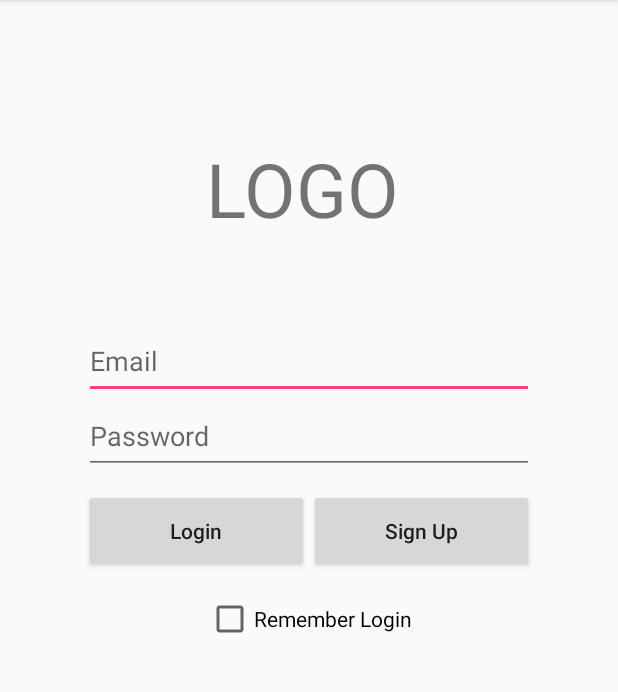
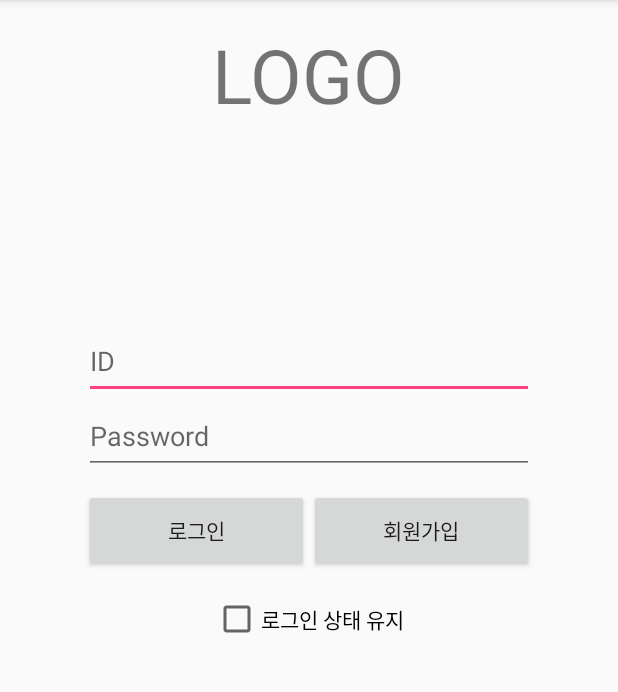
Before and after one commit to sungjunyoung/photoME, an Android app: the screen it shows after launch (LoginActivity), on a phone screen of 412 x 824 dp, the part 84-776 px from its top. Run offline under Robolectric (Android 15) with nearby library versions, the phone set to English and light mode, and no system bars.

Commit message:
로그인, 회원가입 등 버튼 한글로 바꾸고//로그인정보를 공백으로 바꿈

```diff
--- a/app/src/main/java/com/teamtoriden/photome/Activity/LoginActivity.java
+++ b/app/src/main/java/com/teamtoriden/photome/Activity/LoginActivity.java
@@ -22,8 +22,8 @@ public class LoginActivity extends AppCompatActivity {
         super.onCreate(savedInstanceState);
         setContentView(R.layout.activity_login);
 
-        myId = "z";
-        myPassword = "z";
+        myId = "";
+        myPassword = "";
 
         idText = (EditText) findViewById(R.id.idInput);
         pwText = (EditText) findViewById(R.id.pwInput);
@@ -38,7 +38,7 @@ public class LoginActivity extends AppCompatActivity {
 
         if (idText.getText().toString().equals(id) && pwText.getText().toString().equals(pw)) {
             return true;
-        } else {
+        }else{
             return false;
         }
     }
--- a/app/src/main/res/layout/activity_login.xml
+++ b/app/src/main/res/layout/activity_login.xml
@@ -14,17 +14,14 @@
         android:layout_height="wrap_content"
         android:text="LOGO"
         android:textSize="50sp"
-        android:layout_alignParentTop="true"
-        android:layout_alignLeft="@+id/checkBox"
-        android:layout_alignStart="@+id/checkBox"
-        android:layout_marginTop="76dp" />
+        android:layout_centerHorizontal="true" />
 
     <EditText
         android:layout_width="300dp"
         android:layout_height="50dp"
         android:id="@+id/idInput"
         android:layout_centerHorizontal="true"
-        android:hint="Email"
+        android:hint="ID"
         android:layout_marginTop="200dp"/>
 
     <EditText
@@ -38,7 +35,7 @@
     <Button
         android:layout_width="150dp"
         android:layout_height="55dp"
-        android:text="Login"
+        android:text="로그인"
         android:id="@+id/loginButton"
         android:textAllCaps="false"
         android:onClick="LoginClicked"
@@ -50,7 +47,7 @@
     <Button
         android:layout_width="150dp"
         android:layout_height="55dp"
-        android:text="Sign Up"
+        android:text="회원가입"
         android:id="@+id/signupButton"
         android:onClick="SignupClicked"
         android:textAllCaps="false"
@@ -61,7 +58,7 @@
     <CheckBox
         android:layout_width="wrap_content"
         android:layout_height="wrap_content"
-        android:text="Remember Login"
+        android:text="로그인 상태 유지"
         android:id="@+id/checkBox"
         android:layout_marginTop="15dp"
         android:layout_below="@+id/loginButton"
```
Also changed, not shown: app/src/main/res/layout/activity_signup.xml (+4 -4 lines).
